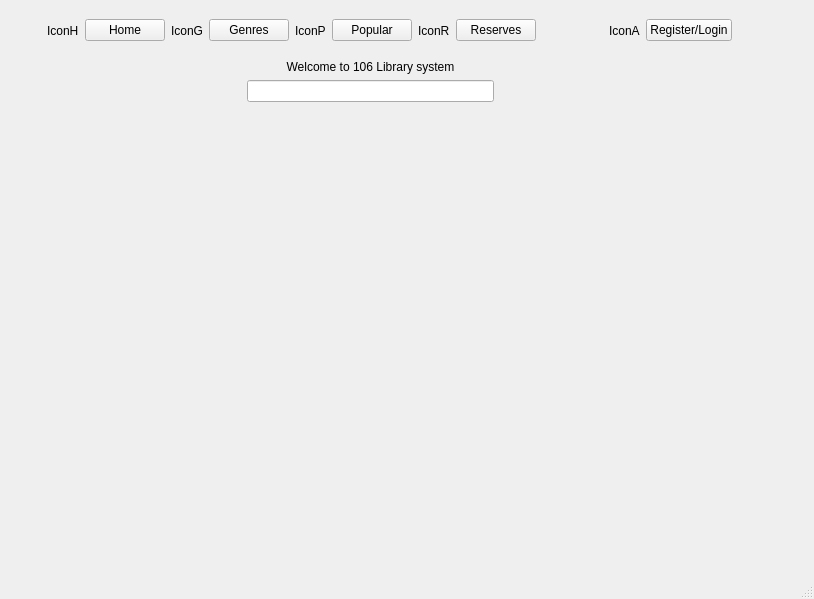
Above: IsraelEthanTaehgCS106point2/userBookPage.ui from israelBlackyb/IETMCS106.2 before the change. Below: the same form after it.
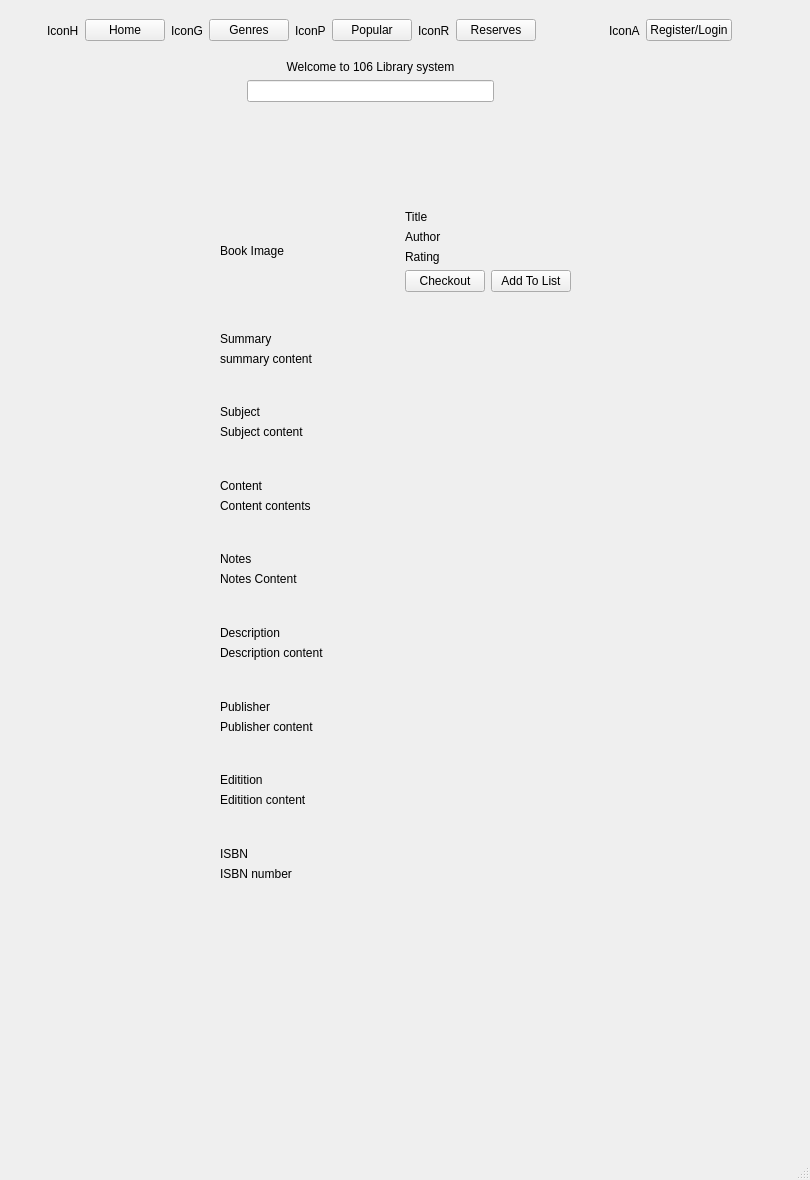
That is the form after the change.

Patch:
```diff
--- a/IsraelEthanTaehgCS106point2/userBookPage.ui
+++ b/IsraelEthanTaehgCS106point2/userBookPage.ui
@@ -6,8 +6,8 @@
    <rect>
     <x>0</x>
     <y>0</y>
-    <width>814</width>
-    <height>599</height>
+    <width>810</width>
+    <height>1180</height>
    </rect>
   </property>
   <property name="windowTitle">
@@ -216,6 +216,301 @@
      </item>
     </layout>
    </widget>
+   <widget class="QWidget" name="verticalLayoutWidget_3">
+    <property name="geometry">
+     <rect>
+      <x>220</x>
+      <y>210</y>
+      <width>351</width>
+      <height>671</height>
+     </rect>
+    </property>
+    <layout class="QVBoxLayout" name="verticalLayout_3">
+     <item>
+      <layout class="QHBoxLayout" name="horizontalLayout_4">
+       <item>
+        <widget class="QLabel" name="label_10">
+         <property name="text">
+          <string>Book Image</string>
+         </property>
+        </widget>
+       </item>
+       <item>
+        <spacer name="verticalSpacer_10">
+         <property name="orientation">
+          <enum>Qt::Vertical</enum>
+         </property>
+         <property name="sizeHint" stdset="0">
+          <size>
+           <width>20</width>
+           <height>40</height>
+          </size>
+         </property>
+        </spacer>
+       </item>
+       <item>
+        <layout class="QVBoxLayout" name="verticalLayout_2">
+         <item>
+          <widget class="QLabel" name="label_7">
+           <property name="text">
+            <string>Title</string>
+           </property>
+          </widget>
+         </item>
+         <item>
+          <widget class="QLabel" name="label_8">
+           <property name="text">
+            <string>Author</string>
+           </property>
+          </widget>
+         </item>
+         <item>
+          <widget class="QLabel" name="label_9">
+           <property name="text">
+            <string>Rating</string>
+           </property>
+          </widget>
+         </item>
+         <item>
+          <layout class="QHBoxLayout" name="horizontalLayout_3">
+           <item>
+            <widget class="QPushButton" name="pushButton_6">
+             <property name="text">
+              <string>Checkout</string>
+             </property>
+            </widget>
+           </item>
+           <item>
+            <widget class="QPushButton" name="pushButton_7">
+             <property name="text">
+              <string>Add To List</string>
+             </property>
+            </widget>
+           </item>
+          </layout>
+         </item>
+        </layout>
+       </item>
+      </layout>
+     </item>
+     <item>
+      <spacer name="verticalSpacer_11">
+       <property name="orientation">
+        <enum>Qt::Vertical</enum>
+       </property>
+       <property name="sizeHint" stdset="0">
+        <size>
+         <width>20</width>
+         <height>40</height>
+        </size>
+       </property>
+      </spacer>
+     </item>
+     <item>
+      <widget class="QLabel" name="label_11">
+       <property name="text">
+        <string>Summary</string>
+       </property>
+      </widget>
+     </item>
+     <item>
+      <widget class="QLabel" name="label_12">
+       <property name="text">
+        <string>summary content</string>
+       </property>
+      </widget>
+     </item>
+     <item>
+      <spacer name="verticalSpacer_4">
+       <property name="orientation">
+        <enum>Qt::Vertical</enum>
+       </property>
+       <property name="sizeHint" stdset="0">
+        <size>
+         <width>20</width>
+         <height>40</height>
+        </size>
+       </property>
+      </spacer>
+     </item>
+     <item>
+      <widget class="QLabel" name="label_13">
+       <property name="text">
+        <string>Subject</string>
+       </property>
+      </widget>
+     </item>
+     <item>
+      <widget class="QLabel" name="label_14">
+       <property name="text">
+        <string>Subject content</string>
+       </property>
+      </widget>
+     </item>
+     <item>
+      <spacer name="verticalSpacer_5">
+       <property name="orientation">
+        <enum>Qt::Vertical</enum>
+       </property>
+       <property name="sizeHint" stdset="0">
+        <size>
+         <width>20</width>
+         <height>40</height>
+        </size>
+       </property>
+      </spacer>
+     </item>
+     <item>
+      <widget class="QLabel" name="label_15">
+       <property name="text">
+        <string>Content</string>
+       </property>
+      </widget>
+     </item>
+     <item>
+      <widget class="QLabel" name="label_16">
+       <property name="text">
+        <string>Content contents</string>
+       </property>
+      </widget>
+     </item>
+     <item>
+      <spacer name="verticalSpacer_6">
+       <property name="orientation">
+        <enum>Qt::Vertical</enum>
+       </property>
+       <property name="sizeHint" stdset="0">
+        <size>
+         <width>20</width>
+         <height>40</height>
+        </size>
+       </property>
+      </spacer>
+     </item>
+     <item>
+      <widget class="QLabel" name="label_17">
+       <property name="text">
+        <string>Notes</string>
+       </property>
+      </widget>
+     </item>
+     <item>
+      <widget class="QLabel" name="label_18">
+       <property name="text">
+        <string>Notes Content</string>
+       </property>
+      </widget>
+     </item>
+     <item>
+      <spacer name="verticalSpacer_7">
+       <property name="orientation">
+        <enum>Qt::Vertical</enum>
+       </property>
+       <property name="sizeHint" stdset="0">
+        <size>
+         <width>20</width>
+         <height>40</height>
+        </size>
+       </property>
+      </spacer>
+     </item>
+     <item>
+      <widget class="QLabel" name="label_19">
+       <property name="text">
+        <string>Description</string>
+       </property>
+      </widget>
+     </item>
+     <item>
+      <widget class="QLabel" name="label_20">
+       <property name="text">
+        <string>Description content</string>
+       </property>
+      </widget>
+     </item>
+     <item>
+      <spacer name="verticalSpacer_8">
+       <property name="orientation">
+        <enum>Qt::Vertical</enum>
+       </property>
+       <property name="sizeHint" stdset="0">
+        <size>
+         <width>20</width>
+         <height>40</height>
+        </size>
+       </property>
+      </spacer>
+     </item>
+     <item>
+      <widget class="QLabel" name="label_21">
+       <property name="text">
+        <string>Publisher</string>
+       </property>
+      </widget>
+     </item>
+     <item>
+      <widget class="QLabel" name="label_22">
+       <property name="text">
+        <string>Publisher content</string>
+       </property>
+      </widget>
+     </item>
+     <item>
+      <spacer name="verticalSpacer_9">
+       <property name="orientation">
+        <enum>Qt::Vertical</enum>
+       </property>
+       <property name="sizeHint" stdset="0">
+        <size>
+         <width>20</width>
+         <height>40</height>
+        </size>
+       </property>
+      </spacer>
+     </item>
+     <item>
+      <widget class="QLabel" name="label_23">
+       <property name="text">
+        <string>Editition</string>
+       </property>
+      </widget>
+     </item>
+     <item>
+      <widget class="QLabel" name="label_24">
+       <property name="text">
+        <string>Editition content</string>
+       </property>
+      </widget>
+     </item>
+     <item>
+      <spacer name="verticalSpacer_2">
+       <property name="orientation">
+        <enum>Qt::Vertical</enum>
+       </property>
+       <property name="sizeHint" stdset="0">
+        <size>
+         <width>20</width>
+         <height>40</height>
+        </size>
+       </property>
+      </spacer>
+     </item>
+     <item>
+      <widget class="QLabel" name="label_25">
+       <property name="text">
+        <string>ISBN</string>
+       </property>
+      </widget>
+     </item>
+     <item>
+      <widget class="QLabel" name="label_26">
+       <property name="text">
+        <string>ISBN number</string>
+       </property>
+      </widget>
+     </item>
+    </layout>
+   </widget>
   </widget>
   <widget class="QMenuBar" name="menubar">
    <property name="geometry">
```
Left out of the diff: 4 changed lines with no effect on the pictures.
